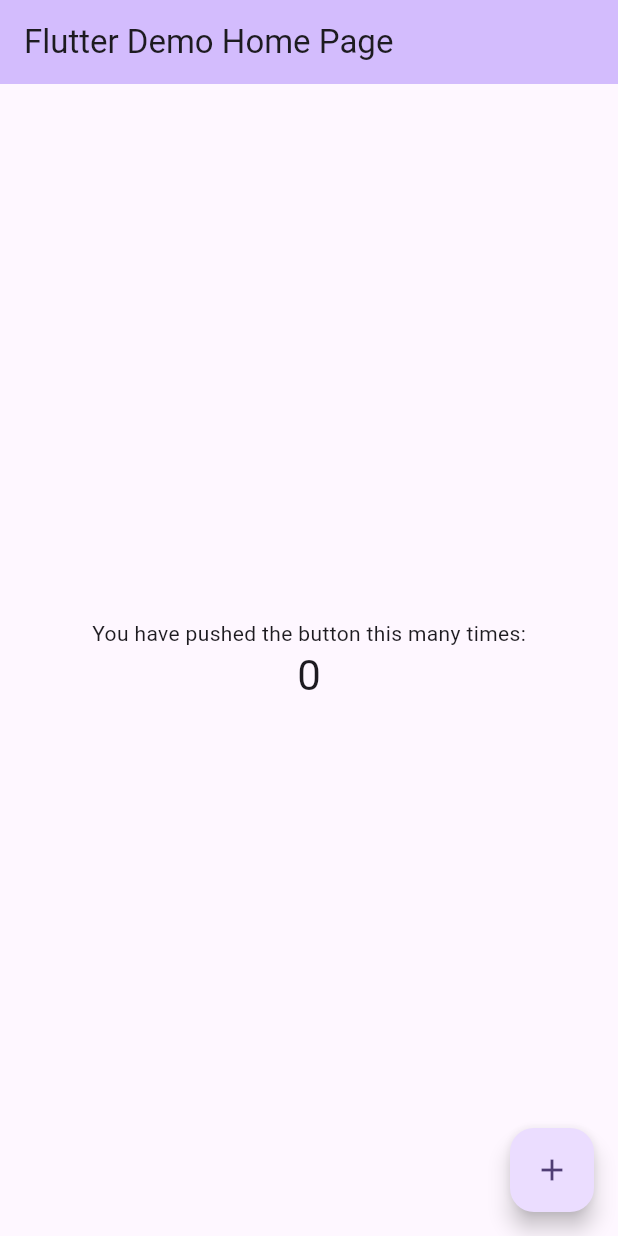
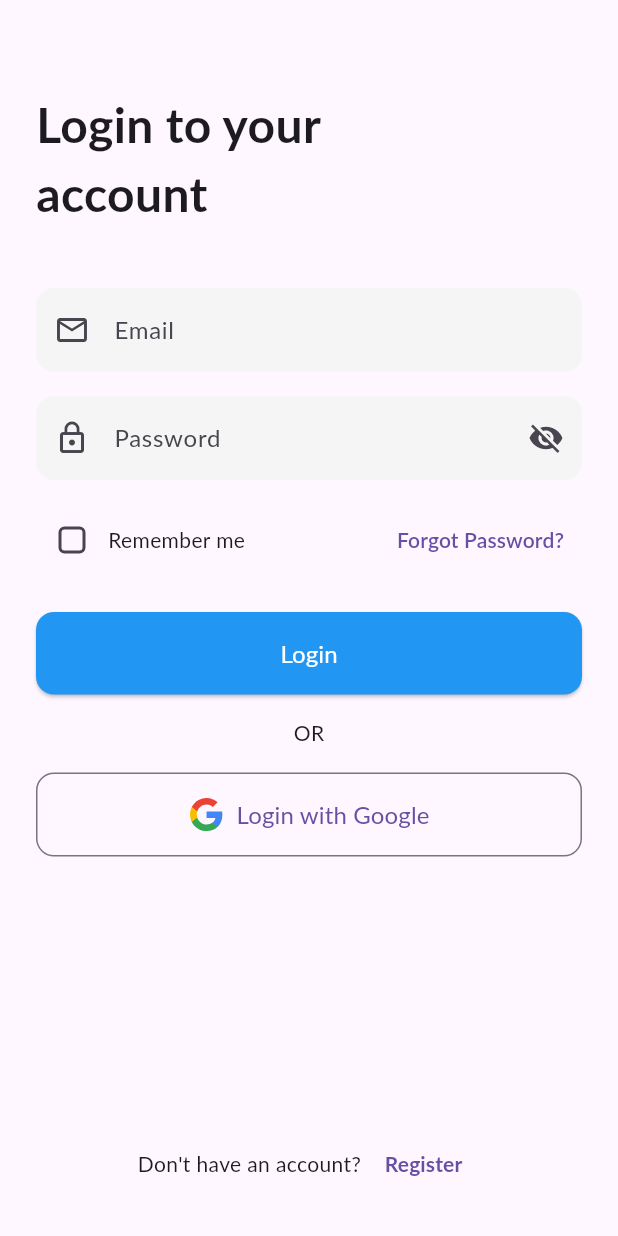
Before and after one commit to vethsivhour/Flutter_Assignment02, a Flutter app: the screen it shows after launch, on a phone screen of 412 x 824 dp. Run offline on Flutter 3.47's test engine with Material 3 defaults, Android fonts, the phone set to English and light mode, and no system bars; our stand-ins replace flutter_svg.

Commit message:
added login, register

```diff
--- a/lib/main.dart
+++ b/lib/main.dart
@@ -1,4 +1,6 @@
 import 'package:flutter/material.dart';
+import 'screens/login_screen.dart';
+import 'screens/register_screen.dart';
 
 void main() {
   runApp(const MyApp());
@@ -7,116 +9,24 @@ void main() {
 class MyApp extends StatelessWidget {
   const MyApp({super.key});
 
-  // This widget is the root of your application.
   @override
   Widget build(BuildContext context) {
     return MaterialApp(
-      title: 'Flutter Demo',
+      title: 'Login UI',
+      debugShowCheckedModeBanner: false,
       theme: ThemeData(
-        // This is the theme of your application.
-        //
-        // TRY THIS: Try running your application with "flutter run". You'll see
-        // the application has a purple toolbar. Then, without quitting the app,
-        // try changing the seedColor in the colorScheme below to Colors.green
-        // and then invoke "hot reload" (save your changes or press the "hot
-        // reload" button in a Flutter-supported IDE, or press "r" if you used
-        // the command line to start the app).
-        //
-        // Notice that the counter didn't reset back to zero; the application
-        // state is not lost during the reload. To reset the state, use hot
-        // restart instead.
-        //
-        // This works for code too, not just values: Most code changes can be
-        // tested with just a hot reload.
-        colorScheme: ColorScheme.fromSeed(seedColor: Colors.deepPurple),
+        primarySwatch: Colors.blue,
+        fontFamily: 'Lato',
+        textTheme: const TextTheme(
+          bodyLarge: TextStyle(fontFamily: 'Lato'),
+          bodyMedium: TextStyle(fontFamily: 'Lato'),
+          labelLarge: TextStyle(fontFamily: 'Lato'),
+        ),
       ),
-      home: const MyHomePage(title: 'Flutter Demo Home Page'),
+      home: const LoginScreen(),
+      routes: {
+        '/register': (context) => const RegisterScreen(),
+      },
     );
   }
 }
-
-class MyHomePage extends StatefulWidget {
-  const MyHomePage({super.key, required this.title});
-
-  // This widget is the home page of your application. It is stateful, meaning
-  // that it has a State object (defined below) that contains fields that affect
-  // how it looks.
-
-  // This class is the configuration for the state. It holds the values (in this
-  // case the title) provided by the parent (in this case the App widget) and
-  // used by the build method of the State. Fields in a Widget subclass are
-  // always marked "final".
-
-  final String title;
-
-  @override
-  State<MyHomePage> createState() => _MyHomePageState();
-}
-
-class _MyHomePageState extends State<MyHomePage> {
-  int _counter = 0;
-
-  void _incrementCounter() {
-    setState(() {
-      // This call to setState tells the Flutter framework that something has
-      // changed in this State, which causes it to rerun the build method below
-      // so that the display can reflect the updated values. If we changed
-      // _counter without calling setState(), then the build method would not be
-      // called again, and so nothing would appear to happen.
-      _counter++;
-    });
-  }
-
-  @override
-  Widget build(BuildContext context) {
-    // This method is rerun every time setState is called, for instance as done
-    // by the _incrementCounter method above.
-    //
-    // The Flutter framework has been optimized to make rerunning build methods
-    // fast, so that you can just rebuild anything that needs updating rather
-    // than having to individually change instances of widgets.
-    return Scaffold(
-      appBar: AppBar(
-        // TRY THIS: Try changing the color here to a specific color (to
-        // Colors.amber, perhaps?) and trigger a hot reload to see the AppBar
-        // change color while the other colors stay the same.
-        backgroundColor: Theme.of(context).colorScheme.inversePrimary,
-        // Here we take the value from the MyHomePage object that was created by
-        // the App.build method, and use it to set our appbar title.
-        title: Text(widget.title),
-      ),
-      body: Center(
-        // Center is a layout widget. It takes a single child and positions it
-        // in the middle of the parent.
-        child: Column(
-          // Column is also a layout widget. It takes a list of children and
-          // arranges them vertically. By default, it sizes itself to fit its
-          // children horizontally, and tries to be as tall as its parent.
-          //
-          // Column has various properties to control how it sizes itself and
-          // how it positions its children. Here we use mainAxisAlignment to
-          // center the children vertically; the main axis here is the vertical
-          // axis because Columns are vertical (the cross axis would be
-          // horizontal).
-          //
-          // TRY THIS: Invoke "debug painting" (choose the "Toggle Debug Paint"
-          // action in the IDE, or press "p" in the console), to see the
-          // wireframe for each widget.
-          mainAxisAlignment: MainAxisAlignment.center,
-          children: <Widget>[
-            const Text('You have pushed the button this many times:'),
-            Text(
-              '$_counter',
-              style: Theme.of(context).textTheme.headlineMedium,
-            ),
-          ],
-        ),
-      ),
-      floatingActionButton: FloatingActionButton(
-        onPressed: _incrementCounter,
-        tooltip: 'Increment',
-        child: const Icon(Icons.add),
-      ), // This trailing comma makes auto-formatting nicer for build methods.
-    );
-  }
-}
--- /dev/null
+++ b/lib/screens/login_screen.dart
@@ -0,0 +1,219 @@
+import 'package:flutter/material.dart';
+import 'package:flutter_svg/flutter_svg.dart';
+
+class LoginScreen extends StatefulWidget {
+  const LoginScreen({super.key});
+
+  @override
+  State<LoginScreen> createState() => _LoginScreenState();
+}
+
+class _LoginScreenState extends State<LoginScreen> {
+  bool rememberMe = false;
+  bool _isPasswordVisible = false;
+  final _formKey = GlobalKey<FormState>();
+  final _emailController = TextEditingController();
+  final _passwordController = TextEditingController();
+
+  @override
+  void dispose() {
+    _emailController.dispose();
+    _passwordController.dispose();
+    super.dispose();
+  }
+
+  @override
+  Widget build(BuildContext context) {
+    return Scaffold(
+      body: SafeArea(
+        child: Padding(
+          padding: const EdgeInsets.symmetric(horizontal: 24.0),
+          child: Form(
+            key: _formKey,
+            child: Column(
+              crossAxisAlignment: CrossAxisAlignment.stretch,
+              children: [
+              const SizedBox(height: 60),
+              const Text(
+                'Login to your\naccount',
+                style: TextStyle(
+                  fontSize: 32,
+                  fontWeight: FontWeight.bold,
+                  fontFamily: 'Lato',
+                ),
+              ),
+              const SizedBox(height: 40),
+              TextFormField(
+                controller: _emailController,
+                keyboardType: TextInputType.emailAddress,
+                decoration: InputDecoration(
+                  hintText: 'Email',
+                  filled: true,
+                  fillColor: Colors.grey[100],
+                  prefixIcon: const Icon(Icons.email_outlined),
+                  border: OutlineInputBorder(
+                    borderRadius: BorderRadius.circular(12),
+                    borderSide: BorderSide.none,
+                  ),
+                ),
+                validator: (value) {
+                  if (value == null || value.isEmpty) {
+                    return 'Please enter your email';
+                  }
+                  if (!RegExp(r'^[\w-\.]+@([\w-]+\.)+[\w-]{2,4}$').hasMatch(value)) {
+                    return 'Please enter a valid email';
+                  }
+                  return null;
+                },
+              ),
+              const SizedBox(height: 16),
+              TextFormField(
+                controller: _passwordController,
+                obscureText: !_isPasswordVisible,
+                decoration: InputDecoration(
+                  hintText: 'Password',
+                  filled: true,
+                  fillColor: Colors.grey[100],
+                  prefixIcon: const Icon(Icons.lock_outline),
+                  border: OutlineInputBorder(
+                    borderRadius: BorderRadius.circular(12),
+                    borderSide: BorderSide.none,
+                  ),
+                  suffixIcon: IconButton(
+                    icon: Icon(
+                      _isPasswordVisible ? Icons.visibility : Icons.visibility_off,
+                    ),
+                    onPressed: () {
+                      setState(() {
+                        _isPasswordVisible = !_isPasswordVisible;
+                      });
+                    },
+                  ),
+                ),
+                validator: (value) {
+                  if (value == null || value.isEmpty) {
+                    return 'Please enter your password';
+                  }
+                  if (value.length < 6) {
+                    return 'Password must be at least 6 characters';
+                  }
+                  return null;
+                },
+              ),
+              const SizedBox(height: 16),
+              Row(
+                children: [
+                  Checkbox(
+                    value: rememberMe,
+                    onChanged: (value) {
+                      setState(() {
+                        rememberMe = value ?? false;
+                      });
+                    },
+                    shape: RoundedRectangleBorder(
+                      borderRadius: BorderRadius.circular(4),
+                    ),
+                    activeColor: Colors.blue,
+                  ),
+                  const Text(
+                    'Remember me',
+                    style: TextStyle(
+                      fontFamily: 'Lato',
+                      fontSize: 14,
+                    ),
+                  ),
+                  const Spacer(),
+                  TextButton(
+                    onPressed: () {
+                      // TODO: Implement forgot password
+                    },
+                    child: const Text(
+                      'Forgot Password?',
+                      style: TextStyle(
+                        fontFamily: 'Lato',
+                        fontSize: 14,
+                        fontWeight: FontWeight.w600,
+                      ),
+                    ),
+                  ),
+                ],
+              ),
+              const SizedBox(height: 24),
+              ElevatedButton(
+                onPressed: () {
+                  if (_formKey.currentState!.validate()) {
+                    // TODO: Implement login logic
+                  }
+                },
+                style: ElevatedButton.styleFrom(
+                  backgroundColor: Colors.blue,
+                  padding: const EdgeInsets.symmetric(vertical: 16),
+                  shape: RoundedRectangleBorder(
+                    borderRadius: BorderRadius.circular(12),
+                  ),
+                ),
+                child: const Text(
+                  'Login',
+                  style: TextStyle(
+                    fontSize: 16,
+                    fontFamily: 'Lato',
+                    color: Colors.white,
+                  ),
+                ),
+              ),
+              const SizedBox(height: 16),
+              const Center(child: Text('OR', style: TextStyle(fontFamily: 'Lato'))),
+              const SizedBox(height: 16),
+              OutlinedButton.icon(
+                onPressed: () {
+                  // TODO: Implement Google Sign In
+                },
+                style: OutlinedButton.styleFrom(
+                  padding: const EdgeInsets.symmetric(vertical: 16),
+                  shape: RoundedRectangleBorder(
+                    borderRadius: BorderRadius.circular(12),
+                  ),
+                ),
+                icon: SvgPicture.asset(
+                  'assets/images/google_logo.svg',
+                  height: 24,
+                ),
+                label: const Text(
+                  'Login with Google',
+                  style: TextStyle(
+                    fontFamily: 'Lato',
+                    fontSize: 16,
+                  ),
+                ),
+              ),
+              const Spacer(),
+              Row(
+                mainAxisAlignment: MainAxisAlignment.center,
+                children: [
+                  const Text(
+                    "Don't have an account? ",
+                    style: TextStyle(fontFamily: 'Lato'),
+                  ),
+                  TextButton(
+                    onPressed: () {
+                      Navigator.pushNamed(context, '/register');
+                    },
+                    child: const Text(
+                      'Register',
+                      style: TextStyle(
+                        fontFamily: 'Lato',
+                        fontWeight: FontWeight.bold,
+                      ),
+                    ),
+                  ),
+                ],
+              ),
+              const SizedBox(height: 24),
+            ],
+          ),
+        ),
+      ),
+      ),
+    );
+  }
+}
```
Also changed, not shown: lib/screens/register_screen.dart (added, +237 -0 lines), pubspec.yaml (+12 -4 lines), assets/images/google_logo.svg (added).
